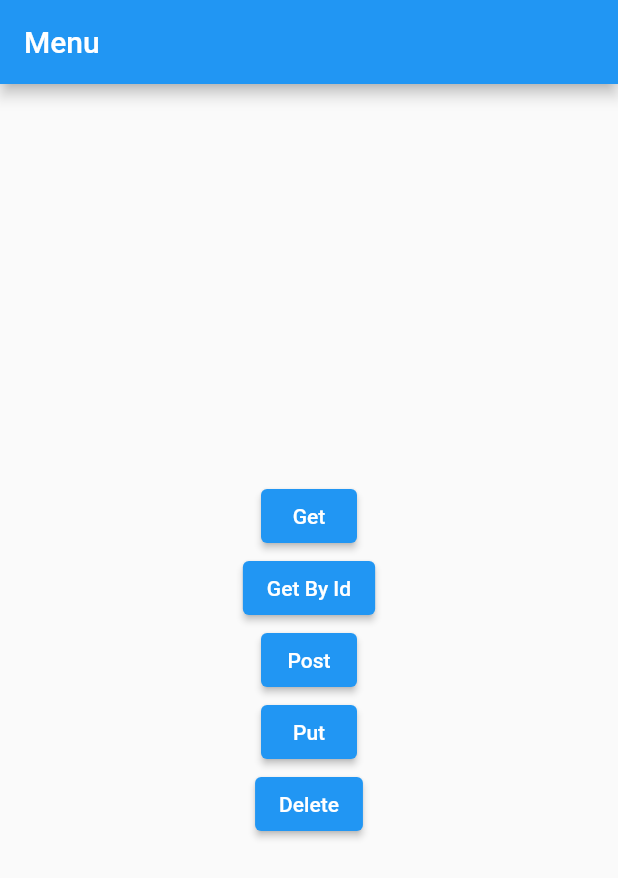
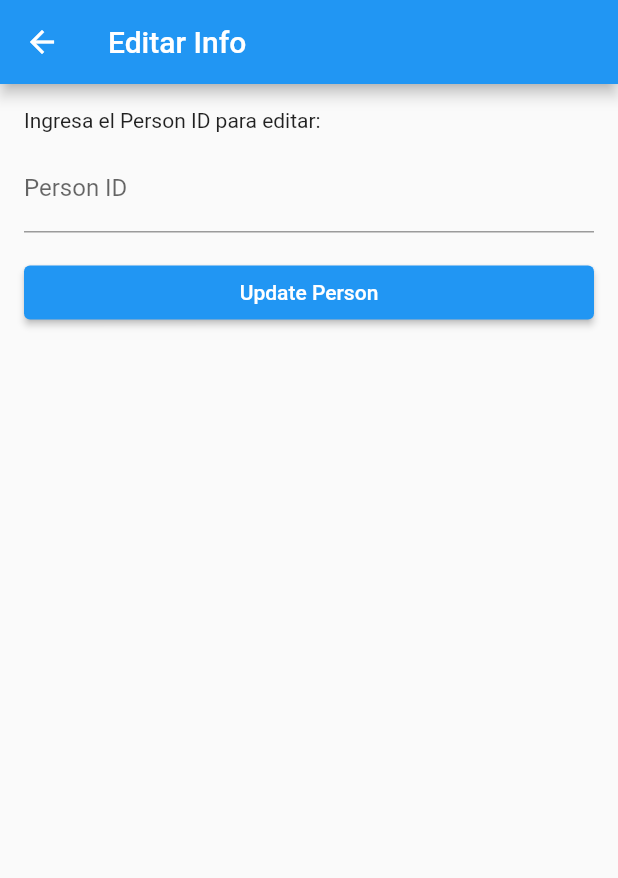
Before and after one commit to JesusFerru/backend, a Flutter app: the screen it shows after launch, after a tap on "Put", on a phone screen of 412 x 824 dp. Shown: the top 878 px of the screen. Run offline on Flutter 3.47's test engine with Material 2 defaults, Android fonts, the phone set to English and light mode, and no system bars; our stand-ins replace cloud_firestore, firebase_core; accounts and stored records are empty.

Commit message:
Adding put page

```diff
--- a/bd_prueba_firebase/lib/Routes/routes.dart
+++ b/bd_prueba_firebase/lib/Routes/routes.dart
@@ -3,22 +3,24 @@ import 'package:bd_prueba_firebase/screens/getbyid_page.dart';
 import 'package:bd_prueba_firebase/screens/main_page.dart';
 import 'package:flutter/material.dart';
 import '../screens/post_page.dart';
+import '../screens/put_page.dart';
 
 class AppRouter {
   static const main = '/';
+  // static const loginPage = "/login";
+  static const getbyidpage = "/GetByIdData";
+  static const getpage = "/GetData";
   static const postpage = "/PostData";
-  // static const loginPage = "/login";
-  static const getByIdPage = "/GetByIdData";
-  static const getPage = "/GetData";
+  static const putpage = "/PutData";
 
   static final Map<String, Widget Function(BuildContext)> routes = {
     main: (context) => const MainPage(
           title: 'Menu',
         ),
-    getPage: (context) => GetPage(),
+    getpage: (context) => GetPage(),
     postpage: (context) => const PostPage(),
     // loginPage: (context) => const LoginPage(),
-    getByIdPage: (context) => GetByIdPage(),
-    // authPage: (context) => const AuthPag(),
+    getbyidpage: (context) => GetByIdPage(),
+    putpage: (context) => PutPage(),
   };
 }
--- a/bd_prueba_firebase/lib/main.dart
+++ b/bd_prueba_firebase/lib/main.dart
@@ -2,9 +2,7 @@ import 'package:bd_prueba_firebase/screens/page_404.dart';
 import 'package:firebase_core/firebase_core.dart';
 import 'package:flutter/material.dart';
 import 'package:logging/logging.dart';
-
 import 'Routes/routes.dart';
-import 'backend/services/person_services.dart';
 import 'firebase_options.dart';
 
 void main() async {
--- a/bd_prueba_firebase/lib/screens/main_page.dart
+++ b/bd_prueba_firebase/lib/screens/main_page.dart
@@ -1,4 +1,5 @@
 import 'package:bd_prueba_firebase/screens/post_page.dart';
+import 'package:bd_prueba_firebase/screens/put_page.dart';
 import 'package:flutter/material.dart';
 
 import 'get_page.dart';
@@ -47,14 +48,14 @@ class _MainPageState extends State<MainPage> {
                   MaterialPageRoute(builder: (context) => const PostPage()),
                 );
               },
-              child: Text('Post'),
+              child: const Text('Post'),
             ),
             ElevatedButton(
               onPressed: () {
-                //   Navigator.push(
-                //     context,
-                //     MaterialPageRoute(builder: (context) => PutPage()),
-                //   );
+                Navigator.push(
+                  context,
+                  MaterialPageRoute(builder: (context) => PutPage()),
+                );
               },
               child: const Text('Put'),
             ),
@@ -65,7 +66,7 @@ class _MainPageState extends State<MainPage> {
                 //   MaterialPageRoute(builder: (context) => DeletePage()),
                 // );
               },
-              child: Text('Delete'),
+              child: const Text('Delete'),
             ),
           ],
         ),
--- a/bd_prueba_firebase/lib/screens/post_page.dart
+++ b/bd_prueba_firebase/lib/screens/post_page.dart
@@ -1,4 +1,3 @@
-import 'package:bd_prueba_firebase/Routes/routes.dart';
 import 'package:flutter/material.dart';
 
 import '../backend/models/person.dart';
--- /dev/null
+++ b/bd_prueba_firebase/lib/screens/put_page.dart
@@ -0,0 +1,92 @@
+import 'package:flutter/material.dart';
+import '../backend/models/person.dart';
+import '../backend/services/person_services.dart';
+
+class PutPage extends StatelessWidget {
+  final TextEditingController _personIdController = TextEditingController();
+  //static const String personId = "PEk7a0Ytea8G5wgCJBzq";
+
+  @override
+  Widget build(BuildContext context) {
+    return Scaffold(
+      appBar: AppBar(
+        title: Text('Editar Info'),
+      ),
+      body: Padding(
+        padding: EdgeInsets.all(16.0),
+        child: Column(
+          crossAxisAlignment: CrossAxisAlignment.stretch,
+          children: [
+            Text('Ingresa el Person ID para editar:'),
+            SizedBox(height: 8.0),
+            TextField(
+              controller: _personIdController,
+              decoration: InputDecoration(labelText: 'Person ID'),
+            ),
+            SizedBox(height: 16.0),
+            ElevatedButton(
+              onPressed: () {
+                final personId = _personIdController.text;
+                _updatePerson(context, personId);
+              },
+              child: Text('Update Person'),
+            ),
+          ],
+        ),
+      ),
+    );
+  }
+
+  void _updatePerson(BuildContext context, String personId) async {
+    final updatedPerson = Person(
+        personName: 'Luis', // Nombre
+        paternalLastName: 'Ferrufino', // 1er apellido
+        maternalLastName: 'Burgos', // 2do apellido
+        phoneNumber: 65942169, // Celular
+        email: 'ljesus@example.com', // Correo
+        userName: 'luisyisus', // Usuario
+        personSex: 'Male', // Sexo
+        birthDate: DateTime(2002, 11, 21), // Fecha de nacimiento
+        hobbies: [
+          'Videogames',
+          'Natación',
+          'Futbol',
+          'Volleyball',
+          'Leer',
+        ], // Hobbies [] --> Solo acepta 5, si se vuelven 6 se hace nulo
+        civilStatus: 'Divorcied',
+        registerDate: DateTime(2023, 8, 6),
+        profilePhoto: 'profile-photo-url',
+        facebookAccount: 'jesus_facebook.com',
+        instagramAccount: '@instaJesus',
+        twitterAccount: 'luisTweet',
+        linkedinAccount: 'luis_Linkedin');
+
+    try {
+      await putPerson(personId, updatedPerson);
+      _showDialog(context, 'Actualizado exitosamente.');
+    } catch (e) {
+      _showDialog(context, 'Error al actualizar: $e');
+    }
+  }
+
+  void _showDialog(BuildContext context, String message) {
+    showDialog(
+      context: context,
+      builder: (context) {
+        return AlertDialog(
+          title: Text('Update Result'),
+          content: Text(message),
+          actions: [
+            TextButton(
+              onPressed: () {
+                Navigator.pop(context);
+              },
+              child: Text('OK'),
+            ),
+          ],
+        );
+      },
+    );
+  }
+}
```
